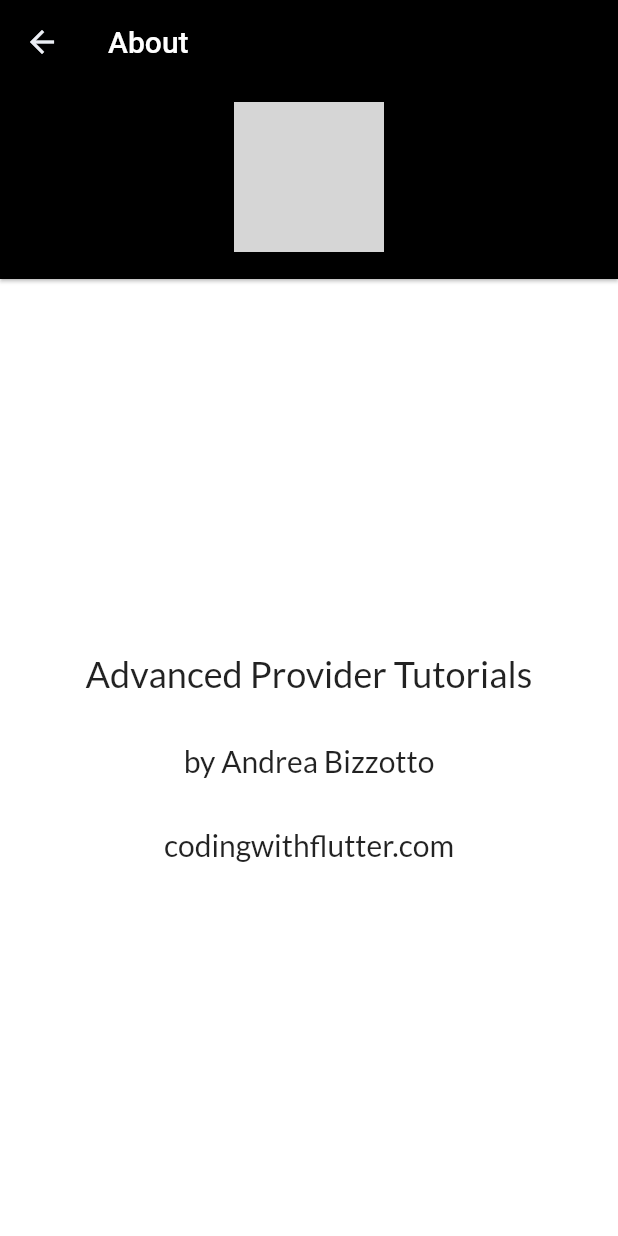
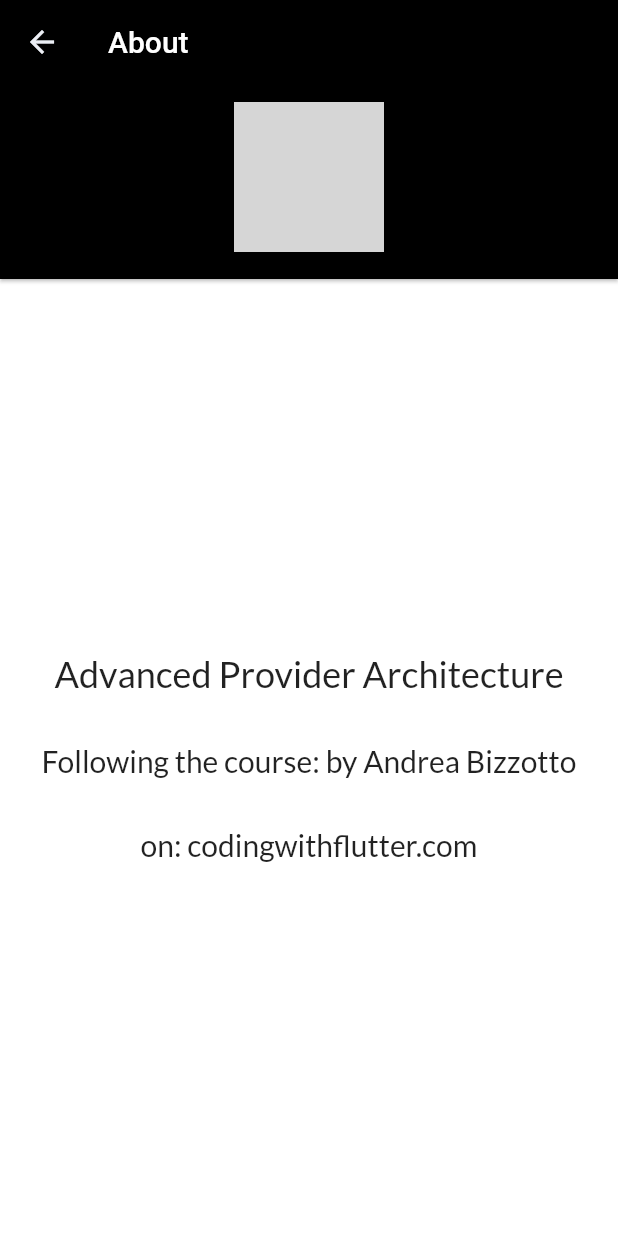
Before and after one commit to nouhben/my-virtual-id, a Flutter app: the AboutScreen screen opened directly, on a phone screen of 412 x 824 dp. Run offline on Flutter 3.47's test engine with Material 2 defaults, Android fonts, the phone set to English and light mode, and no system bars; our stand-ins replace cloud_firestore, firebase_auth, firebase_core, firebase_storage, google_fonts, image_picker; accounts and stored records are empty; network calls fail; grey boxes are pictures that could not be loaded.

```diff
--- a/lib/screens/about/about_screen.dart
+++ b/lib/screens/about/about_screen.dart
@@ -27,17 +27,17 @@ class AboutScreen extends StatelessWidget {
           mainAxisAlignment: MainAxisAlignment.center,
           children: [
             Text(
-              'Advanced Provider Tutorials',
+              'Advanced Provider Architecture',
               style: Theme.of(context).textTheme.headline5,
             ),
             SizedBox(height: 32),
             Text(
-              'by Andrea Bizzotto',
+              'Following the course: by Andrea Bizzotto',
               style: Theme.of(context).textTheme.headline6,
             ),
             SizedBox(height: 32),
             Text(
-              'codingwithflutter.com',
+              'on: codingwithflutter.com',
               style: Theme.of(context).textTheme.headline6,
             ),
           ],
```
